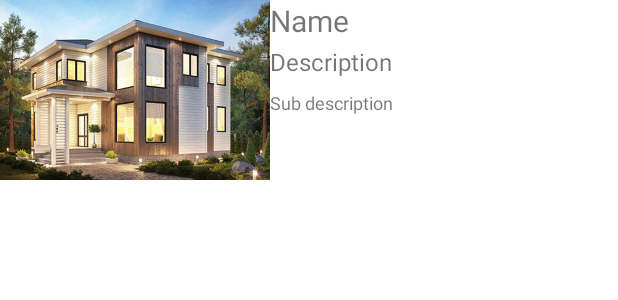
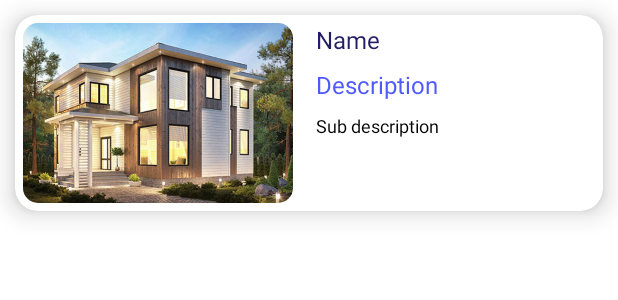
Before and after one commit to RomankinRoma/resod-mobile, an Android app: the layout fragment_company.xml on its own in the app's theme, with its tools: preview values and no code run, on a phone screen of 412 x 824 dp. Shown: the top 300 px of the screen. Run offline under Robolectric (Android 15) with nearby library versions, the phone set to English and light mode, and no system bars.

Commit message:
company card design

```diff
--- a/app/src/main/res/layout/fragment_company.xml
+++ b/app/src/main/res/layout/fragment_company.xml
@@ -1,12 +1,21 @@
 <?xml version="1.0" encoding="utf-8"?>
-<androidx.constraintlayout.widget.ConstraintLayout xmlns:android="http://schemas.android.com/apk/res/android"
+<androidx.cardview.widget.CardView
+    android:layout_width="match_parent"
+    android:layout_height="wrap_content"
+    xmlns:android="http://schemas.android.com/apk/res/android"
     xmlns:app="http://schemas.android.com/apk/res-auto"
     xmlns:tools="http://schemas.android.com/tools"
+    android:layout_margin="10dp"
+    app:cardCornerRadius="15dp"
+    app:cardElevation="10dp">
+
+    <androidx.constraintlayout.widget.ConstraintLayout
         android:layout_width="match_parent"
-    android:layout_height="wrap_content">
+        android:layout_height="wrap_content"
+        android:layout_margin="5dp">
 
         <!-- company image -->
-    <androidx.appcompat.widget.AppCompatImageView
+        <com.google.android.material.imageview.ShapeableImageView
             android:id="@+id/fragment_company__companyImg"
             android:layout_width="180dp"
             android:layout_height="120dp"
@@ -14,7 +23,8 @@
             android:src="@drawable/home2"
             app:layout_constraintTop_toTopOf="parent"
             app:layout_constraintLeft_toLeftOf="parent"
-        android:background="@color/black" />
+            android:background="@color/black"
+            app:shapeAppearanceOverlay="@style/CompanyImgCircular" />
 
         <androidx.constraintlayout.widget.ConstraintLayout
             android:id="@+id/fragment_company__companyInfoBox"
@@ -23,7 +33,8 @@
             app:layout_constraintLeft_toRightOf="@id/fragment_company__companyImg"
             app:layout_constraintRight_toRightOf="parent"
             app:layout_constraintBottom_toBottomOf="@id/fragment_company__companyImg"
-        app:layout_constraintTop_toTopOf="parent">
+            app:layout_constraintTop_toTopOf="parent"
+            android:layout_marginLeft="15dp">
 
             <!-- company name text -->
             <androidx.appcompat.widget.AppCompatTextView
@@ -31,7 +42,8 @@
                 android:layout_width="0dp"
                 android:layout_height="0dp"
                 android:text="Name"
-            android:textSize="20sp"
+                android:textSize="16sp"
+                android:textColor="@color/company_name"
                 app:layout_constraintLeft_toLeftOf="parent"
                 app:layout_constraintTop_toTopOf="parent"
                 app:layout_constraintRight_toRightOf="parent"
@@ -45,6 +57,7 @@
                 android:layout_height="0dp"
                 android:text="Description"
                 android:textSize="16sp"
+                android:textColor="@color/company_desc"
                 app:layout_constraintTop_toBottomOf="@id/fragment_company__companyName"
                 app:layout_constraintLeft_toLeftOf="parent"
                 app:layout_constraintRight_toRightOf="parent"
@@ -58,6 +71,7 @@
                 android:layout_height="0dp"
                 android:text="Sub description"
                 android:textSize="12sp"
+                android:textColor="@color/company_sub_desc"
                 app:layout_constraintTop_toBottomOf="@id/fragment_company__companyDescription"
                 app:layout_constraintLeft_toLeftOf="parent"
                 app:layout_constraintRight_toRightOf="parent"
@@ -67,3 +81,5 @@
         </androidx.constraintlayout.widget.ConstraintLayout>
 
     </androidx.constraintlayout.widget.ConstraintLayout>
+
+</androidx.cardview.widget.CardView>
--- a/app/src/main/res/values/colors.xml
+++ b/app/src/main/res/values/colors.xml
@@ -10,4 +10,7 @@
     <color name="yellow">#F6E442</color>
     <color name="green">#4CAF50</color>
     <color name="black_g">#66000000</color>
+    <color name="company_name">#231D64</color>
+    <color name="company_desc">#4E5AFE</color>
+    <color name="company_sub_desc">#000000</color>
 </resources>
--- /dev/null
+++ b/app/src/main/res/values/custom_style.xml
@@ -0,0 +1,14 @@
+<?xml version="1.0" encoding="utf-8"?>
+<resources>
+
+    <style name="BuildingImgCircular">
+        <item name="cornerSizeTopLeft">10dp</item>
+        <item name="cornerSizeBottomLeft">10dp</item>
+        <item name="cornerSizeBottomRight">10dp</item>
+    </style>
+
+    <style name="CompanyImgCircular">
+        <item name="cornerSize">10dp</item>
+    </style>
+
+</resources>
```
Lines whose indentation alone changed are shown as unchanged.
